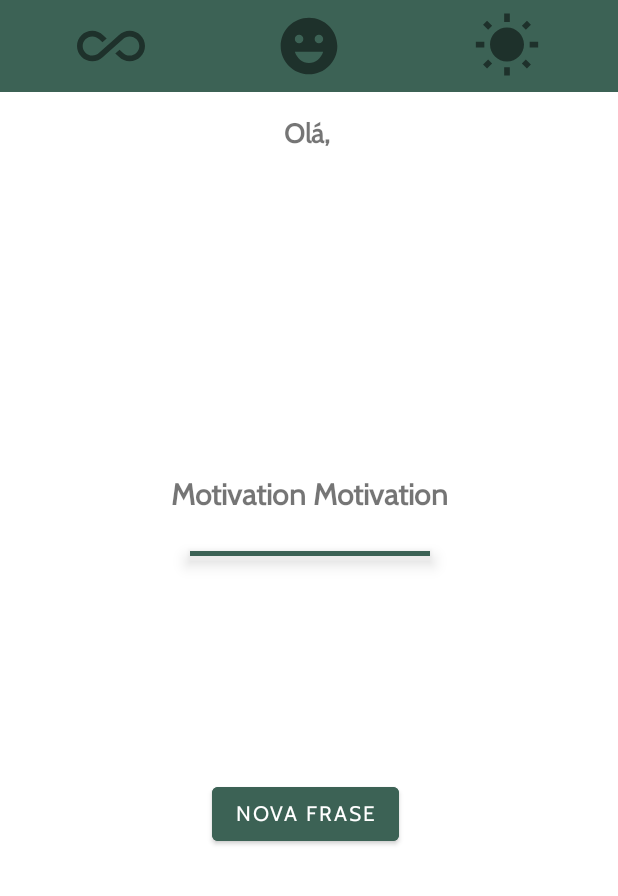
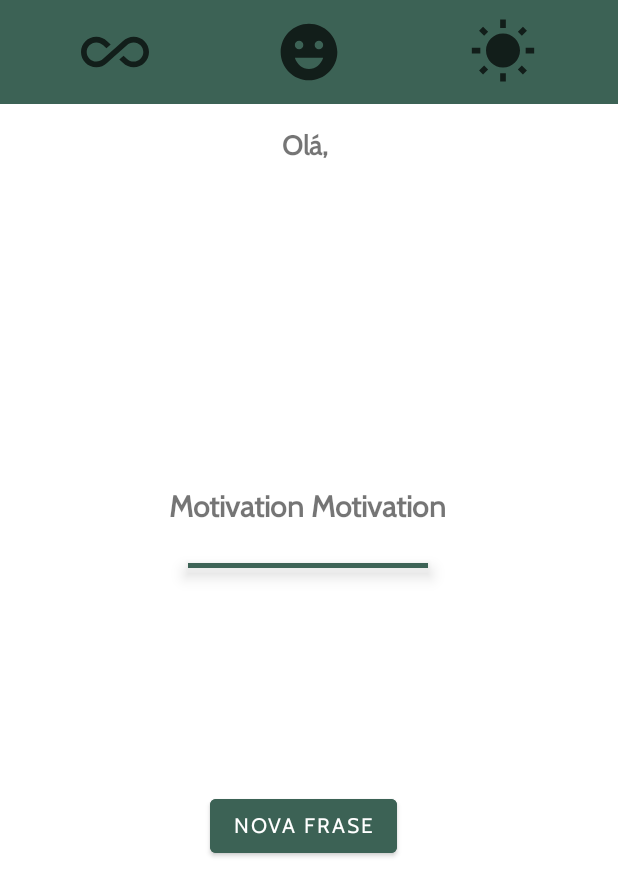
Before and after one commit to inkrodriguez/Motivation, an Android app: the screen it shows after launch (MainActivity), after a tap on "AVANÇAR", on a phone screen of 412 x 824 dp. Shown: the top 896 px of the screen. Run offline under Robolectric (Android 15) with nearby library versions, the phone set to English and light mode, and no system bars.

Commit message:
Remoção do fragment menu e inclusão das funções onclick por view e alternância de cores dos vetores do menu.

```diff
--- a/app/src/main/java/com/example/motivation/MainActivity.kt
+++ b/app/src/main/java/com/example/motivation/MainActivity.kt
@@ -1,14 +1,21 @@
 package com.example.motivation
 
+import android.content.Context
+import android.media.Image
 import androidx.appcompat.app.AppCompatActivity
 import android.os.Bundle
 import android.view.View
+import android.view.View.OnClickListener
 import android.widget.Button
+import android.widget.ImageView
 import android.widget.TextView
+import android.widget.Toast
+import androidx.core.content.ContextCompat
 import com.example.motivation.databinding.ActivityMainBinding
 import com.example.motivation.fragments.BodyFragment
+import org.w3c.dom.Text
 
-class MainActivity : AppCompatActivity() {
+class MainActivity : AppCompatActivity(), View.OnClickListener {
 
     private lateinit var binding: ActivityMainBinding
 
@@ -17,6 +24,34 @@ class MainActivity : AppCompatActivity() {
         binding = ActivityMainBinding.inflate(layoutInflater)
         setContentView(binding.root)
         supportActionBar?.hide()
+
+        binding.imgAll.setOnClickListener(this)
+        binding.imgHappy.setOnClickListener(this)
+        binding.imgSunny.setOnClickListener(this)
+    }
+
+    override fun onClick(view: View) {
+        if(view.id in listOf(binding.imgAll.id, binding.imgHappy.id, binding.imgSunny.id)){
+            filter(view.id)
+        }
+    }
+
+    private fun filter(id: Int){
+        binding.imgAll.setColorFilter(ContextCompat.getColor(this, R.color.black))
+        binding.imgHappy.setColorFilter(ContextCompat.getColor(this, R.color.black))
+        binding.imgSunny.setColorFilter(ContextCompat.getColor(this, R.color.black))
+
+        when (id) {
+            binding.imgAll.id -> {
+                binding.imgAll.setColorFilter(ContextCompat.getColor(this, R.color.white))
+            }
+            binding.imgHappy.id -> {
+                binding.imgHappy.setColorFilter(ContextCompat.getColor(this, R.color.white))
+            }
+            binding.imgSunny.id -> {
+                binding.imgSunny.setColorFilter(ContextCompat.getColor(this, R.color.white))
+            }
+        }
     }
 
 }
--- a/app/src/main/java/com/example/motivation/UserActivity.kt
+++ b/app/src/main/java/com/example/motivation/UserActivity.kt
@@ -8,6 +8,7 @@ import android.os.Bundle
 import android.preference.PreferenceManager
 import android.widget.Toast
 import com.example.motivation.databinding.ActivityUserBinding
+import com.example.motivation.fragments.Const
 
 class UserActivity : AppCompatActivity() {
     private lateinit var binding: ActivityUserBinding
@@ -20,7 +21,7 @@ class UserActivity : AppCompatActivity() {
         var myPreferences: SharedPreferences = PreferenceManager.getDefaultSharedPreferences(this)
         var myEditor: SharedPreferences.Editor = myPreferences.edit()
 
-        var username = myPreferences.getString("USER_NAME", "")
+        var username = myPreferences.getString(Const.KEY.USER_NAME, "")
 
         if (username != "") {
             startActivity(Intent(this, MainActivity::class.java))
@@ -29,7 +30,7 @@ class UserActivity : AppCompatActivity() {
 
         binding.btnAvancar.setOnClickListener {
             var name = binding.editUser.text.toString()
-            myEditor.putString("USER_NAME", "$name")
+            myEditor.putString(Const.KEY.USER_NAME, "$name")
             myEditor.apply()
             startActivity(Intent(this, MainActivity::class.java))
             finish()
--- /dev/null
+++ b/app/src/main/java/com/example/motivation/fragments/Constantes.kt
@@ -0,0 +1,9 @@
+package com.example.motivation.fragments
+
+class Const private constructor(){
+
+    object KEY {
+        const val USER_NAME = "USER_NAME"
+    }
+
+}
--- a/app/src/main/java/com/example/motivation/fragments/MenuFragment.kt
+++ /dev/null
@@ -1,6 +0,0 @@
-package com.example.motivation.fragments
-
-import androidx.fragment.app.Fragment
-import com.example.motivation.R
-
-class MenuFragment : Fragment(R.layout.fragment_menu)
--- a/app/src/main/res/drawable/ic_all_inclusive.xml
+++ b/app/src/main/res/drawable/ic_all_inclusive.xml
@@ -1,4 +1,4 @@
-<vector android:alpha="0.5" android:height="24dp" android:tint="#000000"
+<vector android:alpha="0.7" android:height="24dp" android:tint="#000000"
     android:viewportHeight="24" android:viewportWidth="24"
     android:width="24dp" xmlns:android="http://schemas.android.com/apk/res/android">
     <path android:fillColor="@android:color/white" android:pathData="M18.6,6.62c-1.44,0 -2.8,0.56 -3.77,1.53L12,10.66 10.48,12h0.01L7.8,14.39c-0.64,0.64 -1.49,0.99 -2.4,0.99 -1.87,0 -3.39,-1.51 -3.39,-3.38S3.53,8.62 5.4,8.62c0.91,0 1.76,0.35 2.44,1.03l1.13,1 1.51,-1.34L9.22,8.2C8.2,7.18 6.84,6.62 5.4,6.62 2.42,6.62 0,9.04 0,12s2.42,5.38 5.4,5.38c1.44,0 2.8,-0.56 3.77,-1.53l2.83,-2.5 0.01,0.01L13.52,12h-0.01l2.69,-2.39c0.64,-0.64 1.49,-0.99 2.4,-0.99 1.87,0 3.39,1.51 3.39,3.38s-1.52,3.38 -3.39,3.38c-0.9,0 -1.76,-0.35 -2.44,-1.03l-1.14,-1.01 -1.51,1.34 1.27,1.12c1.02,1.01 2.37,1.57 3.82,1.57 2.98,0 5.4,-2.41 5.4,-5.38s-2.42,-5.37 -5.4,-5.37z"/>
--- a/app/src/main/res/drawable/ic_happy.xml
+++ b/app/src/main/res/drawable/ic_happy.xml
@@ -1,5 +1,5 @@
 <vector
-    android:alpha="0.5" android:height="24dp" android:tint="#000000"
+    android:alpha="0.7" android:height="24dp" android:tint="#000000"
     android:viewportHeight="24" android:viewportWidth="24"
     android:width="24dp" xmlns:android="http://schemas.android.com/apk/res/android">
     <path android:fillColor="@android:color/white" android:pathData="M11.99,2C6.47,2 2,6.48 2,12c0,5.52 4.47,10 9.99,10C17.52,22 22,17.52 22,12C22,6.48 17.52,2 11.99,2zM8.5,8C9.33,8 10,8.67 10,9.5S9.33,11 8.5,11S7,10.33 7,9.5S7.67,8 8.5,8zM12,18c-2.28,0 -4.22,-1.66 -5,-4h10C16.22,16.34 14.28,18 12,18zM15.5,11c-0.83,0 -1.5,-0.67 -1.5,-1.5S14.67,8 15.5,8S17,8.67 17,9.5S16.33,11 15.5,11z"/>
--- a/app/src/main/res/drawable/ic_sunny.xml
+++ b/app/src/main/res/drawable/ic_sunny.xml
@@ -1,4 +1,4 @@
-<vector android:alpha="0.5" android:height="24dp" android:tint="#000000"
+<vector android:alpha="0.7" android:height="24dp" android:tint="#000000"
     android:viewportHeight="24" android:viewportWidth="24"
     android:width="24dp" xmlns:android="http://schemas.android.com/apk/res/android">
     <path android:fillColor="@android:color/white" android:pathData="M6.76,4.84l-1.8,-1.79 -1.41,1.41 1.79,1.79 1.42,-1.41zM4,10.5L1,10.5v2h3v-2zM13,0.55h-2L11,3.5h2L13,0.55zM20.45,4.46l-1.41,-1.41 -1.79,1.79 1.41,1.41 1.79,-1.79zM17.24,18.16l1.79,1.8 1.41,-1.41 -1.8,-1.79 -1.4,1.4zM20,10.5v2h3v-2h-3zM12,5.5c-3.31,0 -6,2.69 -6,6s2.69,6 6,6 6,-2.69 6,-6 -2.69,-6 -6,-6zM11,22.45h2L13,19.5h-2v2.95zM3.55,18.54l1.41,1.41 1.79,-1.8 -1.41,-1.41 -1.79,1.8z"/>
--- a/app/src/main/res/layout/activity_main.xml
+++ b/app/src/main/res/layout/activity_main.xml
@@ -6,32 +6,48 @@
     android:layout_height="match_parent"
     tools:context=".MainActivity">
 
+    <LinearLayout
+        android:id="@+id/menuLayout"
+        android:layout_width="match_parent"
+        android:layout_height="wrap_content"
+        android:background="@color/nature_1"
+        android:orientation="horizontal"
+        android:padding="12dp"
+        app:layout_constraintTop_toTopOf="parent"
+        tools:layout_editor_absoluteX="-1dp">
+
+        <ImageView
+            android:id="@+id/img_all"
+            android:layout_width="0dp"
+            android:layout_height="45dp"
+            android:layout_weight="1"
+            android:src="@drawable/ic_all_inclusive" />
+
+        <ImageView
+            android:id="@+id/img_happy"
+            android:layout_width="0dp"
+            android:layout_height="45dp"
+            android:layout_weight="1"
+            android:src="@drawable/ic_happy" />
+
+        <ImageView
+            android:id="@+id/img_sunny"
+            android:layout_width="0dp"
+            android:layout_height="45dp"
+            android:layout_weight="1"
+            android:src="@drawable/ic_sunny" />
+
+    </LinearLayout>
 
     <androidx.fragment.app.FragmentContainerView
-        android:id="@+id/fragmentContainer2"
-        android:name="com.example.motivation.fragments.MenuFragment"
-        android:layout_width="match_parent"
-        android:layout_height="wrap_content"
-        tools:layout="@layout/fragment_menu"
-        tools:layout_editor_absoluteX="-1dp"
-        tools:layout_editor_absoluteY="-1dp" />
-
-    <androidx.fragment.app.FragmentContainerView
-        android:id="@+id/fragmentContainer"
+        android:id="@+id/fragmentContainerBody"
         android:name="androidx.navigation.fragment.NavHostFragment"
         android:layout_width="410dp"
-        android:layout_height="671dp"
-        android:layout_marginStart="1dp"
-        android:layout_marginEnd="1dp"
-        android:layout_marginBottom="1dp"
+        android:layout_height="665dp"
         app:defaultNavHost="true"
-        app:layout_constraintBottom_toBottomOf="parent"
-        app:layout_constraintEnd_toEndOf="parent"
-        app:layout_constraintHorizontal_bias="0.0"
-        app:layout_constraintStart_toStartOf="parent"
-        app:layout_constraintTop_toBottomOf="@+id/fragmentContainer2"
-        app:layout_constraintVertical_bias="0.0"
-        app:navGraph="@navigation/navgraph" />
+        app:layout_constraintTop_toBottomOf="@+id/menuLayout"
+        app:navGraph="@navigation/navgraph"
+        tools:layout_editor_absoluteX="0dp" />
 
 
 </androidx.constraintlayout.widget.ConstraintLayout>
--- a/app/src/main/res/layout/fragment_menu.xml
+++ /dev/null
@@ -1,30 +0,0 @@
-<?xml version="1.0" encoding="utf-8"?>
-<LinearLayout xmlns:android="http://schemas.android.com/apk/res/android"
-    xmlns:tools="http://schemas.android.com/tools"
-    android:layout_width="match_parent"
-    android:layout_height="wrap_content"
-    android:orientation="horizontal"
-    tools:context=".fragments.MenuFragment"
-    android:padding="8dp"
-    android:background="@color/nature_1"
-    >
-
-        <ImageView
-            android:layout_width="0dp"
-            android:layout_height="45dp"
-            android:layout_weight="1"
-            android:src="@drawable/ic_all_inclusive" />
-
-        <ImageView
-            android:layout_width="0dp"
-            android:layout_height="45dp"
-            android:layout_weight="1"
-            android:src="@drawable/ic_happy"/>
-
-        <ImageView
-            android:layout_width="0dp"
-            android:layout_height="45dp"
-            android:layout_weight="1"
-            android:src="@drawable/ic_sunny"/>
-
-</LinearLayout>
```
